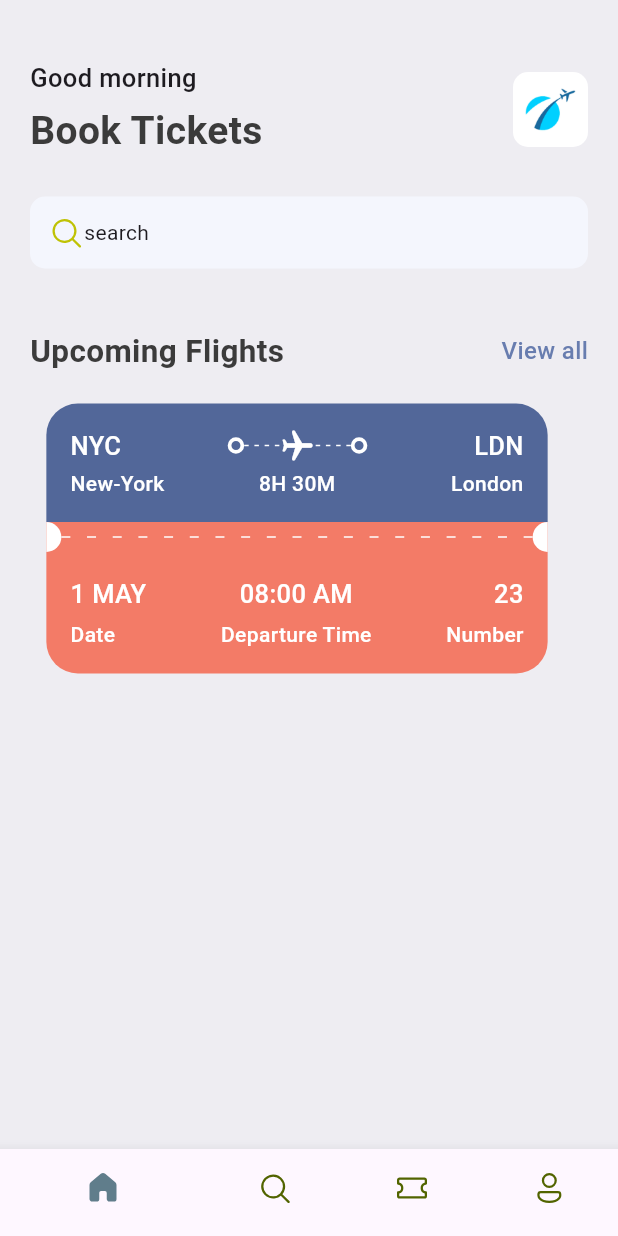
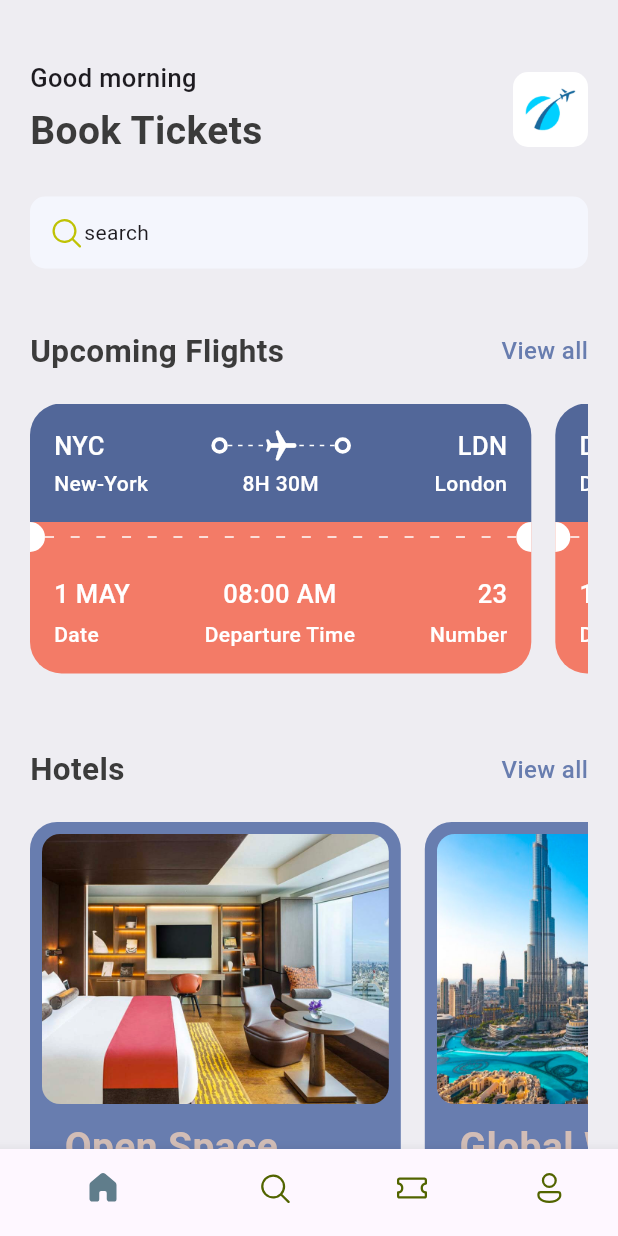
Before and after one commit to 9TaiLBeasT/ticket_app, a Flutter app: the screen it shows after launch, on a phone screen of 412 x 824 dp. Run offline on Flutter 3.47's test engine with Material 3 defaults, Android fonts, the phone set to English and light mode, and no system bars; our stand-ins replace fluentui_icons.

Commit message:
modified code

```diff
--- /dev/null
+++ b/lib/Screens/home/all_hotels.dart
@@ -0,0 +1,29 @@
+import 'package:flutter/material.dart';
+import 'package:ticket_app/Screens/home/widgets/hotel.dart';
+import 'package:ticket_app/base/utils/all_json.dart';
+
+class AllHotels extends StatelessWidget {
+  const AllHotels({super.key});
+
+  @override
+  Widget build(BuildContext context) {
+    return Scaffold(
+      appBar: AppBar(
+        title: const Text('All Hotels'),
+      ),
+      body: ListView(
+        children: [
+          SingleChildScrollView(
+            child: Column(
+              children: hotelList
+                  .map((singleHotel) => Container(
+                      margin: const EdgeInsets.only(bottom: 20),
+                      child: Hotel(hotel: singleHotel)))
+                  .toList(),
+            ),
+          )
+        ],
+      ),
+    );
+  }
+}
--- /dev/null
+++ b/lib/Screens/home/all_tickets.dart
@@ -0,0 +1,32 @@
+import 'package:flutter/material.dart';
+import 'package:ticket_app/base/Widgets/ticket_view.dart';
+import 'package:ticket_app/base/utils/all_json.dart';
+
+class AllTickets extends StatelessWidget {
+  const AllTickets({super.key});
+
+  @override
+  Widget build(BuildContext context) {
+    return Scaffold(
+      appBar: AppBar(
+        title: const Text("All Tickets"),
+      ),
+      body: ListView(
+        children: [
+          SingleChildScrollView(
+            child: Column(
+              children: ticketList
+                  .map((singleTicket) => Container(
+                      margin: EdgeInsets.only(bottom: 20),
+                      child: TicketView(
+                        ticket: singleTicket,
+                        wholeScreen: true,
+                      )))
+                  .toList(),
+            ),
+          )
+        ],
+      ),
+    );
+  }
+}
--- a/lib/Screens/home_screen.dart
+++ b/lib/Screens/home/home_screen.dart
@@ -1,9 +1,11 @@
 import 'package:fluentui_icons/fluentui_icons.dart';
 import 'package:flutter/material.dart';
+import 'package:ticket_app/Screens/home/widgets/hotel.dart';
 import 'package:ticket_app/base/Widgets/app_double_text.dart';
 import 'package:ticket_app/base/Widgets/ticket_view.dart';
 import 'package:ticket_app/base/res/media.dart';
 import 'package:ticket_app/base/res/styles/app_styles.dart';
+import 'package:ticket_app/base/utils/all_json.dart';
 
 class HomeScreen extends StatelessWidget {
   const HomeScreen({super.key});
@@ -20,6 +22,7 @@ class HomeScreen extends StatelessWidget {
           Container(
             padding: const EdgeInsets.symmetric(horizontal: 20),
             child: Column(
+              crossAxisAlignment: CrossAxisAlignment.start,
               children: [
                 Row(
                   mainAxisAlignment: MainAxisAlignment.spaceBetween,
@@ -73,14 +76,45 @@ class HomeScreen extends StatelessWidget {
                 const SizedBox(
                   height: 40,
                 ),
-                const AppDoubleText(
+                AppDoubleText(
                   bigText: "Upcoming Flights",
                   smallText: "View all",
+                  func: () {
+                    Navigator.pushNamed(context, "all_tickets");
+                  },
                 ),
                 const SizedBox(
                   height: 20,
                 ),
-                const TicketView(),
+                SingleChildScrollView(
+                  scrollDirection: Axis.horizontal,
+                  child: Row(
+                    children: ticketList
+                        .map((singleTicket) => TicketView(ticket: singleTicket))
+                        .toList(),
+                  ),
+                ),
+                const SizedBox(
+                  height: 40,
+                ),
+                AppDoubleText(
+                  bigText: "Hotels",
+                  smallText: "View all",
+                  func: () {
+                    Navigator.pushNamed(context, "all_hotels");
+                  },
+                ),
+                const SizedBox(
+                  height: 20,
+                ),
+                SingleChildScrollView(
+                  scrollDirection: Axis.horizontal,
+                  child: Row(
+                    children: hotelList
+                        .map((singleHotel) => Hotel(hotel: singleHotel))
+                        .toList(),
+                  ),
+                ),
               ],
             ),
           ),
--- /dev/null
+++ b/lib/Screens/home/widgets/hotel.dart
@@ -0,0 +1,68 @@
+import 'package:flutter/material.dart';
+import 'package:ticket_app/base/res/media.dart';
+import 'package:ticket_app/base/res/styles/app_styles.dart';
+
+class Hotel extends StatelessWidget {
+  final Map<String, dynamic> hotel;
+  const Hotel({super.key, required this.hotel});
+
+  @override
+  Widget build(BuildContext context) {
+    final size = MediaQuery.of(context).size;
+    return Container(
+      padding: const EdgeInsets.all(8),
+      width: size.width * 0.6,
+      height: 350,
+      margin: const EdgeInsets.only(right: 16),
+      decoration: BoxDecoration(
+          color: AppStyles.primaryColor,
+          borderRadius: BorderRadius.circular(18)),
+      child: Column(
+        crossAxisAlignment: CrossAxisAlignment.start,
+        children: [
+          Container(
+            height: 180,
+            decoration: BoxDecoration(
+                color: AppStyles.primaryColor,
+                borderRadius: BorderRadius.circular(12),
+                image: DecorationImage(
+                    fit: BoxFit.cover,
+                    image: AssetImage("assets/images/${hotel['image']}"))),
+          ),
+          const SizedBox(
+            height: 10,
+          ),
+          Padding(
+            padding: const EdgeInsets.only(left: 15.0),
+            child: Text(
+              hotel['place'],
+              style:
+                  AppStyles.headLineStyle1.copyWith(color: AppStyles.kakiColor),
+            ),
+          ),
+          const SizedBox(
+            height: 5,
+          ),
+          Padding(
+            padding: const EdgeInsets.only(left: 15.0),
+            child: Text(
+              hotel['destination'],
+              style: AppStyles.headLineStyle3.copyWith(color: Colors.white),
+            ),
+          ),
+          const SizedBox(
+            height: 5,
+          ),
+          Padding(
+            padding: const EdgeInsets.only(left: 15.0),
+            child: Text(
+              "\$${hotel['price']}/night",
+              style:
+                  AppStyles.headLineStyle1.copyWith(color: AppStyles.kakiColor),
+            ),
+          ),
+        ],
+      ),
+    );
+  }
+}
--- /dev/null
+++ b/lib/Screens/search/search_screen.dart
@@ -0,0 +1,27 @@
+import 'package:flutter/material.dart';
+import 'package:ticket_app/Screens/search/widgets/app_ticket_tabs.dart';
+import 'package:ticket_app/base/res/styles/app_styles.dart';
+
+class SearchScreen extends StatelessWidget {
+  const SearchScreen({super.key});
+
+  @override
+  Widget build(BuildContext context) {
+    return Scaffold(
+      backgroundColor: AppStyles.bgColor,
+      body: ListView(
+        padding: const EdgeInsets.symmetric(horizontal: 20, vertical: 20),
+        children: [
+          const SizedBox(
+            height: 20,
+          ),
+          Text(
+            "What are\nyou looking for?",
+            style: AppStyles.headLineStyle1.copyWith(fontSize: 45),
+          ),
+          const AppTicketTabs(),
+        ],
+      ),
+    );
+  }
+}
--- /dev/null
+++ b/lib/Screens/search/widgets/app_ticket_tabs.dart
@@ -0,0 +1,10 @@
+import 'package:flutter/material.dart';
+
+class AppTicketTabs extends StatelessWidget {
+  const AppTicketTabs({super.key});
+
+  @override
+  Widget build(BuildContext context) {
+    return Container();
+  }
+}
--- a/lib/base/Widgets/app_double_text.dart
+++ b/lib/base/Widgets/app_double_text.dart
@@ -1,11 +1,16 @@
 import 'package:flutter/material.dart';
+import 'package:ticket_app/Screens/home/all_tickets.dart';
 import 'package:ticket_app/base/res/styles/app_styles.dart';
 
 class AppDoubleText extends StatelessWidget {
   const AppDoubleText(
-      {super.key, required this.bigText, required this.smallText});
+      {super.key,
+      required this.bigText,
+      required this.smallText,
+      required this.func});
   final String bigText;
   final String smallText;
+  final VoidCallback func;
 
   @override
   Widget build(BuildContext context) {
@@ -17,7 +22,7 @@ class AppDoubleText extends StatelessWidget {
           style: AppStyles.headLineStyle2,
         ),
         InkWell(
-          onTap: () {},
+          onTap: func,
           child: Text(smallText,
               style:
                   AppStyles.textStyle.copyWith(color: AppStyles.primaryColor)),
--- a/lib/base/Widgets/big_dot.dart
+++ b/lib/base/Widgets/big_dot.dart
@@ -6,7 +6,7 @@ class BigDot extends StatelessWidget {
   @override
   Widget build(BuildContext context) {
     return Container(
-      padding: EdgeInsets.all(3),
+      padding: const EdgeInsets.all(3),
       decoration: BoxDecoration(
           border: Border.all(width: 2.5, color: Colors.white),
           borderRadius: BorderRadius.circular(26)),
--- a/lib/base/Widgets/ticket_view.dart
+++ b/lib/base/Widgets/ticket_view.dart
@@ -8,7 +8,9 @@ import 'package:ticket_app/base/Widgets/text_style_third.dart';
 import 'package:ticket_app/base/res/styles/app_styles.dart';
 
 class TicketView extends StatelessWidget {
-  const TicketView({super.key});
+  final Map<String, dynamic> ticket;
+  final bool wholeScreen;
+  const TicketView({super.key, required this.ticket, this.wholeScreen = false});
 
   @override
   Widget build(BuildContext context) {
@@ -18,7 +20,7 @@ class TicketView extends StatelessWidget {
       width: size.width * 0.85,
       height: 189,
       child: Container(
-        margin: const EdgeInsets.only(right: 16),
+        margin: EdgeInsets.only(right: wholeScreen == true ? 0 : 16),
         child: Column(
           children: [
             Container(
@@ -32,8 +34,8 @@ class TicketView extends StatelessWidget {
                 children: [
                   Row(
                     children: [
-                      const TextStyleThird(
-                        text: "NYC",
+                      TextStyleThird(
+                        text: ticket["from"]["code"],
                       ),
                       Expanded(child: Container()),
                       const BigDot(),
@@ -59,11 +61,9 @@ class TicketView extends StatelessWidget {
                       )),
                       const BigDot(),
                       Expanded(child: Container()),
-                      Text(
-                        "LDN",
-                        style: AppStyles.headLineStyle3
-                            .copyWith(color: Colors.white),
-                      )
+                      TextStyleThird(
+                        text: ticket["to"]["code"],
+                      ),
                     ],
                   ),
                   const SizedBox(
@@ -71,22 +71,22 @@ class TicketView extends StatelessWidget {
                   ),
                   Row(
                     children: [
-                      const SizedBox(
+                      SizedBox(
                         width: 100,
                         child: TextStyleFourth(
-                          text: "New-York",
+                          text: ticket["from"]["name"],
                           align: TextAlign.start,
                         ),
                       ),
                       Expanded(child: Container()),
-                      const TextStyleFourth(
-                        text: "8H 30M",
+                      TextStyleFourth(
+                        text: ticket["flying_time"],
                       ),
                       Expanded(child: Container()),
-                      const SizedBox(
+                      SizedBox(
                         width: 100,
                         child: TextStyleFourth(
-                          text: "London",
+                          text: ticket["to"]["name"],
                         ),
                       )
                     ],
@@ -119,23 +119,23 @@ class TicketView extends StatelessWidget {
                   borderRadius: const BorderRadius.only(
                       bottomLeft: Radius.circular(21),
                       bottomRight: Radius.circular(21))),
-              child: const Column(
+              child: Column(
                 children: [
                   Row(
                     mainAxisAlignment: MainAxisAlignment.spaceBetween,
                     children: [
                       AppColumnTextLayout(
                         align: CrossAxisAlignment.start,
-                        topText: "1 MAY",
+                        topText: ticket["date"],
                         bottomText: "Date",
                       ),
                       AppColumnTextLayout(
                         align: CrossAxisAlignment.center,
-                        topText: "08:00 AM",
+                        topText: ticket["departure_time"],
                         bottomText: "Departure Time",
                       ),
                       AppColumnTextLayout(
-                        topText: "23",
+                        topText: ticket["number"].toString(),
                         bottomText: "Number",
                       ),
                     ],
--- a/lib/base/bottom_nav_bar.dart
+++ b/lib/base/bottom_nav_bar.dart
@@ -1,6 +1,7 @@
 import 'package:fluentui_icons/fluentui_icons.dart';
 import 'package:flutter/material.dart';
-import 'package:ticket_app/Screens/home_screen.dart';
+import 'package:ticket_app/Screens/home/home_screen.dart';
+import 'package:ticket_app/Screens/search/search_screen.dart';
 
 class BottomNavBar extends StatefulWidget {
   const BottomNavBar({super.key});
@@ -12,7 +13,7 @@ class BottomNavBar extends StatefulWidget {
 class _BottomNavBarState extends State<BottomNavBar> {
   final appScreens = [
     const HomeScreen(),
-    const Center(child: Text("Search as")),
+    const SearchScreen(),
     const Center(child: Text("Ticket")),
     const Center(child: Text("Profile")),
   ];
--- a/lib/base/res/media.dart
+++ b/lib/base/res/media.dart
@@ -1,4 +1,5 @@
 class AppMedia {
   static const _baseImage = "assets/images";
   static const logo = '$_baseImage/logo.png';
+  static const hotelRoom = '$_baseImage/hotel_room.png';
 }
--- a/lib/base/res/styles/app_styles.dart
+++ b/lib/base/res/styles/app_styles.dart
@@ -8,6 +8,7 @@ class AppStyles {
   static Color textColor = const Color(0xFF3b3b3b);
   static Color ticketBlue = const Color(0xFF526799);
   static Color ticketOrange = const Color(0xFFF37B67);
+  static Color kakiColor = const Color(0xFFd2bdb6);
 
   static TextStyle textStyle =
       TextStyle(fontSize: 16, fontWeight: FontWeight.w500, color: textColor);
--- a/lib/base/utils/all_json.dart
+++ b/lib/base/utils/all_json.dart
@@ -0,0 +1,39 @@
+List<Map<String, dynamic>> ticketList = [
+  {
+    'from': {'code': "NYC", 'name': "New-York"},
+    'to': {'code': "LDN", 'name': "London"},
+    'flying_time': '8H 30M',
+    'date': "1 MAY",
+    'departure_time': "08:00 AM",
+    "number": 23
+  },
+  {
+    'from': {'code': "DK", 'name': "Dhaka"},
+    'to': {'code': "SH", 'name': "Shanghai"},
+    'flying_time': '4H 20M',
+    'date': "10 MAY",
+    'departure_time': "09:00 AM",
+    "number": 45
+  },
+];
+
+List<Map<String, dynamic>> hotelList = [
+  {
+    'image': 'hotel_room.png',
+    'place': 'Open Space',
+    'destination': 'London',
+    'price': 25
+  },
+  {
+    'image': 'city_view.png',
+    'place': 'Global Will',
+    'destination': 'London',
+    'price': 40
+  },
+  {
+    'image': 'pool_view.png',
+    'place': 'Best city pool',
+    'destination': 'Dubai',
+    'price': 68
+  },
+];
--- a/lib/main.dart
+++ b/lib/main.dart
@@ -1,4 +1,6 @@
 import 'package:flutter/material.dart';
+import 'package:ticket_app/Screens/home/all_hotels.dart';
+import 'package:ticket_app/Screens/home/all_tickets.dart';
 import 'package:ticket_app/base/bottom_nav_bar.dart';
 
 void main() {
@@ -10,6 +12,13 @@ class MyApp extends StatelessWidget {
 
   @override
   Widget build(BuildContext context) {
-    return const MaterialApp(debugShowCheckedModeBanner: false, home: BottomNavBar());
+    return MaterialApp(
+      debugShowCheckedModeBanner: false,
+      routes: {
+        "/": (context) => const BottomNavBar(),
+        "all_tickets": (context) => const AllTickets(),
+        "all_hotels": (context) => const AllHotels(),
+      },
+    );
   }
 }
```
